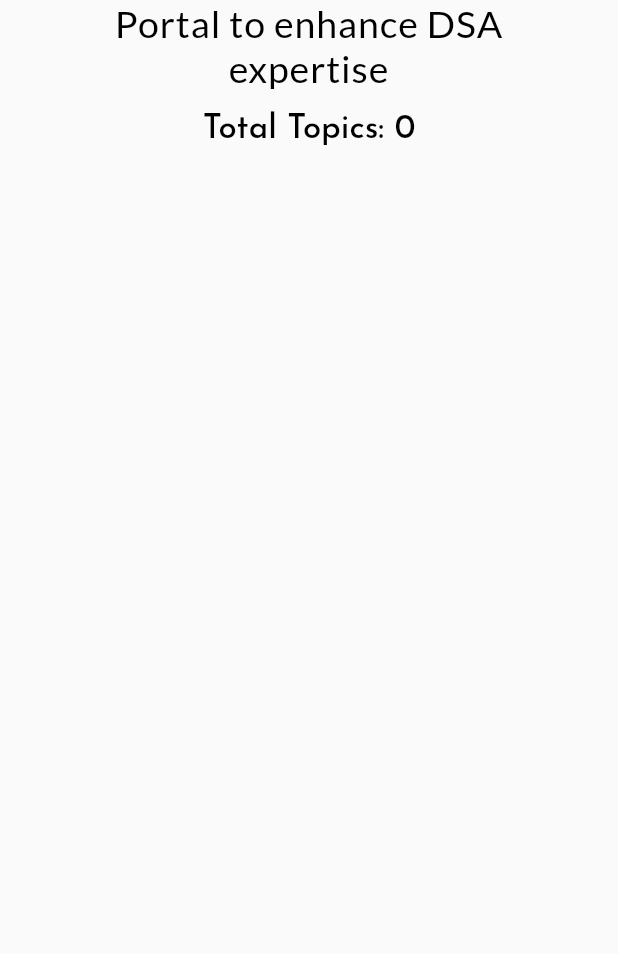
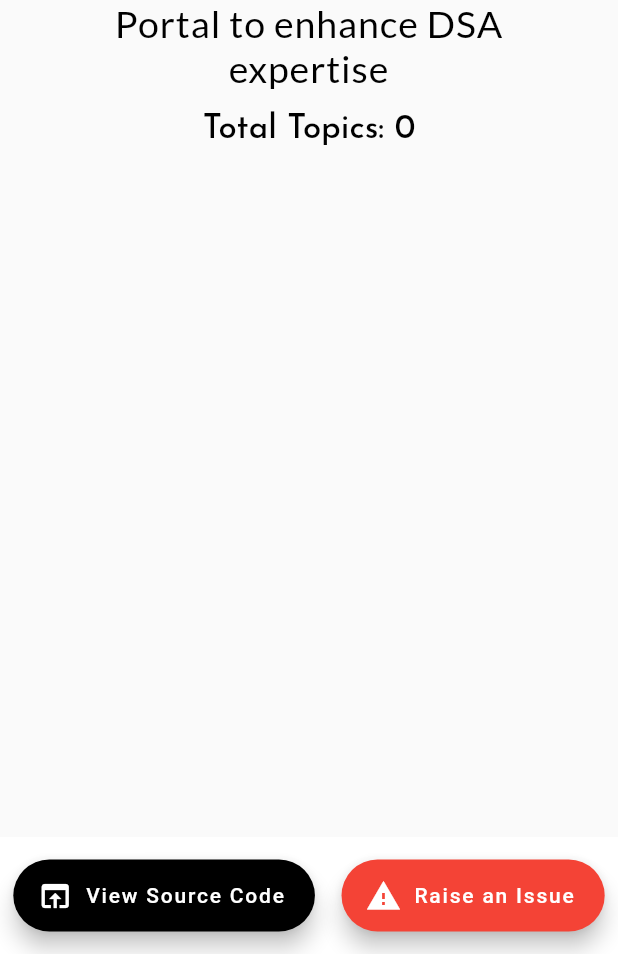
Before and after one commit to udaykumaruking/ameliorate_dsa, a Flutter app: the screen it shows after launch, on a phone screen of 412 x 824 dp, the part 282-1236 px from its top. Run offline on Flutter 3.47's test engine with Material 2 defaults, Android fonts, the phone set to English and light mode, and no system bars; our stand-ins replace cloud_firestore, firebase_core, google_fonts; accounts and stored records are empty.

Commit message:
added raise issue and view code button

```diff
--- a/lib/screens/homeScreen.dart
+++ b/lib/screens/homeScreen.dart
@@ -3,6 +3,7 @@ import 'package:ameliorate_dsa/widgets/buildCard.dart';
 import 'package:google_fonts/google_fonts.dart';
 import 'package:flutter/material.dart';
 import 'package:cloud_firestore/cloud_firestore.dart';
+import 'package:url_launcher/url_launcher.dart';
 import '../constants.dart';
 
 class AmeliorateDSA extends StatefulWidget {
@@ -99,7 +100,47 @@ class _AmeliorateDSAState extends State<AmeliorateDSA> {
             ),
           ),
         ),
-    );
+        // floatingActionButton: FloatingActionButton.extended(
+        //   onPressed: () {
+        //     launch('https://github.com/udaykumaruking/ameliorate_dsa/issues/new');
+        //   },
+        //   icon: Icon(Icons.warning),
+        //   label: Text('Raise an Issue'),
+        //   backgroundColor: Colors.red,
+        //   hoverColor: kOrange.withOpacity(0.2),
+        // ),
+        floatingActionButtonLocation: FloatingActionButtonLocation.centerDocked,
+        floatingActionButton: Container(
+          width: MediaQuery.of(context).size.width,
+          color: Colors.white,
+          child: Padding(
+            padding: const EdgeInsets.only(top: 15, bottom: 15),
+            child: Row(
+              mainAxisAlignment: MainAxisAlignment.spaceAround,
+              children: <Widget>[
+                FloatingActionButton.extended(
+                  onPressed: () {
+                    launch('https://github.com/udaykumaruking/ameliorate_dsa/');
+                  },
+                  icon: Icon(Icons.open_in_browser),
+                  label: Text('View Source Code'),
+                  backgroundColor: Colors.black,
+                  hoverColor: kOrange.withOpacity(0.2),
+                ),
+                FloatingActionButton.extended(
+                  onPressed: () {
+                    launch(
+                        'https://github.com/udaykumaruking/ameliorate_dsa/issues/new');
+                  },
+                  icon: Icon(Icons.warning),
+                  label: Text('Raise an Issue'),
+                  backgroundColor: Colors.red,
+                  hoverColor: kOrange.withOpacity(0.2),
+                ),
+              ],
+            ),
+          ),
+        ));
   }
 
   //dsa
```
Lines whose indentation alone changed are shown as unchanged.
